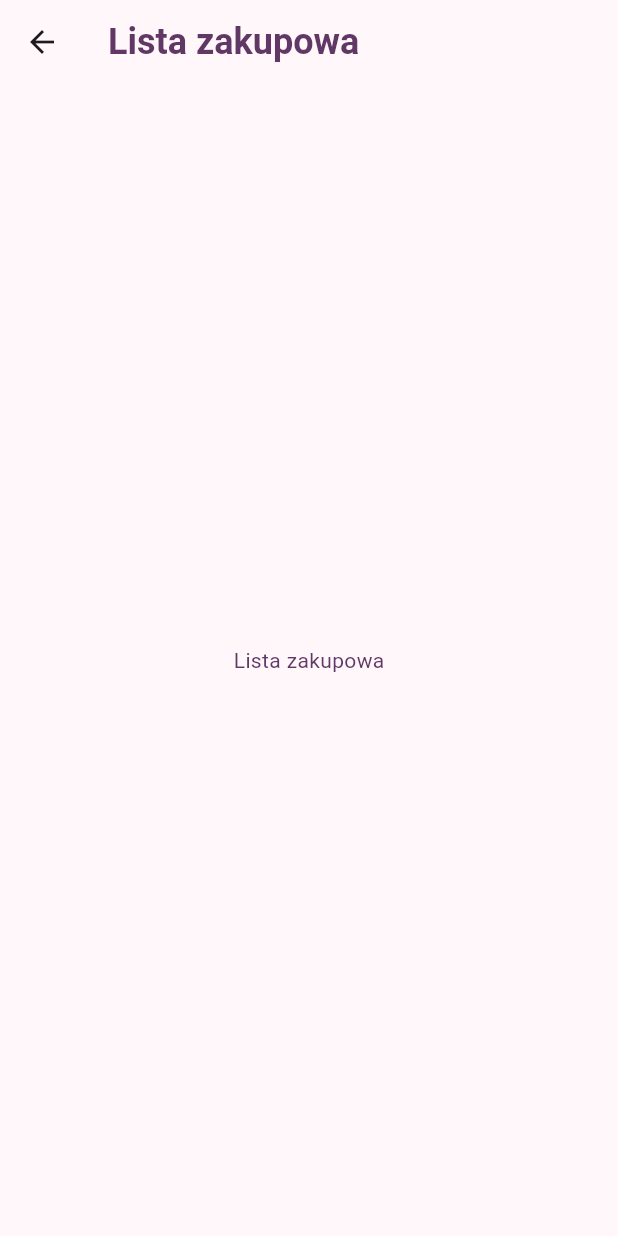
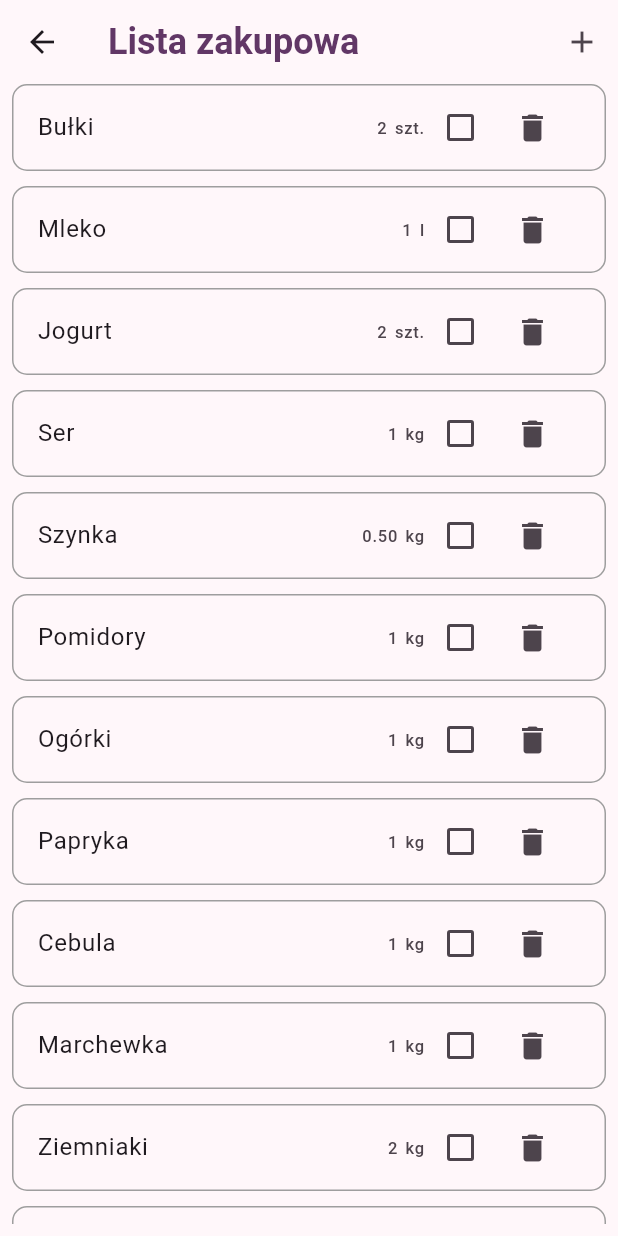
Before and after one commit to JustD1d1t/organizer_rodzinny, a Flutter app: the screen it shows once a user with an empty profile is signed in, after a tap on "Lista zakupów", on a phone screen of 412 x 824 dp. Run offline on Flutter 3.47's test engine with Material 3 defaults, Android fonts, the phone set to English and light mode, and no system bars; our stand-ins replace cloud_firestore, firebase_auth, firebase_core; accounts and stored records are empty.

Commit message:
shopping-list

```diff
--- a/lib/data/dummy_data.dart
+++ b/lib/data/dummy_data.dart
@@ -1,5 +1,6 @@
 import "package:flutter/material.dart";
 import "package:organizer_rodzinny/models/meal.dart";
+import "package:organizer_rodzinny/models/shopping_list_item.dart";
 import 'package:organizer_rodzinny/models/tile.dart';
 
 final availableTiles = [
@@ -360,6 +361,124 @@ final availableMeals = [
   ),
 ];
 
+final exampleShoppingList = [
+  ShoppingListItem(
+    name: "Bułki",
+    quantity: 2,
+    unit: "szt.",
+    checked: false,
+    category: "Pieczywo",
+  ),
+  ShoppingListItem(
+    name: "Mleko",
+    quantity: 1,
+    unit: "l",
+    checked: false,
+    category: "Nabiał",
+  ),
+  ShoppingListItem(
+    name: "Jogurt",
+    quantity: 2,
+    unit: "szt.",
+    checked: false,
+    category: "Nabiał",
+  ),
+  ShoppingListItem(
+    name: "Ser",
+    quantity: 1,
+    unit: "kg",
+    checked: false,
+    category: "Nabiał",
+  ),
+  ShoppingListItem(
+    name: "Szynka",
+    quantity: 0.5,
+    unit: "kg",
+    checked: false,
+    category: "Wędliny",
+  ),
+  ShoppingListItem(
+    name: "Pomidory",
+    quantity: 1,
+    unit: "kg",
+    checked: false,
+    category: "Warzywa",
+  ),
+  ShoppingListItem(
+    name: "Ogórki",
+    quantity: 1,
+    unit: "kg",
+    checked: false,
+    category: "Warzywa",
+  ),
+  ShoppingListItem(
+    name: "Papryka",
+    quantity: 1,
+    unit: "kg",
+    checked: false,
+    category: "Warzywa",
+  ),
+  ShoppingListItem(
+    name: "Cebula",
+    quantity: 1,
+    unit: "kg",
+    checked: false,
+    category: "Warzywa",
+  ),
+  ShoppingListItem(
+    name: "Marchewka",
+    quantity: 1,
+    unit: "kg",
+    checked: false,
+    category: "Warzywa",
+  ),
+  ShoppingListItem(
+    name: "Ziemniaki",
+    quantity: 2,
+    unit: "kg",
+    checked: false,
+    category: "Warzywa",
+  ),
+  ShoppingListItem(
+    name: "Chleb",
+    quantity: 1,
+    unit: "szt.",
+    checked: false,
+    category: "Pieczywo",
+  ),
+  ShoppingListItem(
+    name: "Mąka",
+    quantity: 1,
+    unit: "kg",
+    checked: false,
+    category: "Produkty sypkie",
+  ),
+  ShoppingListItem(
+    name: "Makaron",
+    quantity: 1,
+    unit: "kg",
+    checked: false,
+    category: "Produkty sypkie",
+  ),
+];
+
+final categoryList = [
+  "Pieczywo",
+  "Nabiał",
+  "Wędliny",
+  "Warzywa",
+  "Produkty sypkie",
+  "Przyprawy",
+  "Słodycze",
+  "Napoje",
+  "Alkohol",
+  "Art. higieniczne",
+  "Art. czystości",
+  "Art. dla dzieci",
+  "Art. dla zwierząt",
+  "Inne",
+];
+
 final availableBudget = {
   "budget": 4000.0,
   "spent": 2000.0,
--- /dev/null
+++ b/lib/models/shopping_list_item.dart
@@ -0,0 +1,20 @@
+import "package:uuid/uuid.dart";
+
+const uuid = Uuid();
+
+class ShoppingListItem {
+  ShoppingListItem({
+    required this.name,
+    required this.quantity,
+    required this.unit,
+    required this.checked,
+    this.category,
+  }) : id = uuid.v4();
+
+  final String id;
+  final String name;
+  final double quantity;
+  final String unit;
+  bool checked;
+  final String? category;
+}
--- a/lib/screens/meals/add_meal_screen.dart
+++ b/lib/screens/meals/add_meal_screen.dart
@@ -24,10 +24,6 @@ class _AddMealScreenState extends State<AddMealScreen> {
     }
 
     _formKey.currentState!.save();
-    print(_mealName);
-    print(_mealDescription);
-    print(_mealIngredients);
-    print(_mealSteps);
 
     Navigator.of(context).pop(
       Meal(
--- a/lib/screens/meals/meals_screen.dart
+++ b/lib/screens/meals/meals_screen.dart
@@ -49,7 +49,7 @@ class _MealsScreenState extends State<MealsScreen> {
         builder: (ctx) => const AddMealScreen(),
       ),
     );
-    print(meal);
+
     if (meal.name != null) {
       setState(() {
         meals.add(meal);
--- a/lib/screens/shopping/shopping_screen.dart
+++ /dev/null
@@ -1,17 +0,0 @@
-import "package:flutter/material.dart";
-
-class ShoppingScreen extends StatelessWidget {
-  const ShoppingScreen({super.key});
-
-  @override
-  Widget build(BuildContext context) {
-    return Scaffold(
-      appBar: AppBar(
-        title: const Text("Lista zakupowa"),
-      ),
-      body: const Center(
-        child: Text("Lista zakupowa"),
-      ),
-    );
-  }
-}
--- /dev/null
+++ b/lib/screens/shopping_list/shopping_list_screen.dart
@@ -0,0 +1,84 @@
+import "package:flutter/material.dart";
+import "package:organizer_rodzinny/data/dummy_data.dart";
+import "package:organizer_rodzinny/models/shopping_list_item.dart";
+import "package:organizer_rodzinny/screens/shopping_list/add_shopping_item_screen.dart";
+import "package:organizer_rodzinny/widgets/shopping_list/shopping_list_list.dart";
+
+class ShoppingListScreen extends StatefulWidget {
+  const ShoppingListScreen({super.key});
+
+  @override
+  State<ShoppingListScreen> createState() => _ShoppingListScreenState();
+}
+
+class _ShoppingListScreenState extends State<ShoppingListScreen> {
+  final List<ShoppingListItem> shoppingListItems = exampleShoppingList;
+
+  void openAddShoppingItemScreen(BuildContext context) async {
+    final shoppingListItem = await Navigator.of(context).push(
+      MaterialPageRoute(
+        builder: (ctx) =>
+            const AddShopingItemScreen(appBarTitle: "Dodaj element"),
+      ),
+    );
+
+    if (shoppingListItem != null) {
+      setState(() {
+        shoppingListItems.add(shoppingListItem);
+      });
+    }
+  }
+
+  void changeItemSelection(ShoppingListItem shoppingListItem, bool newValue) {
+    setState(() {
+      shoppingListItem.checked = newValue;
+    });
+  }
+
+  void removeItem(ShoppingListItem shoppingListItem) {
+    setState(() {
+      shoppingListItems.remove(shoppingListItem);
+    });
+  }
+
+  void editItem(ShoppingListItem shoppingListItem) async {
+    final id = shoppingListItem.id;
+    final index = shoppingListItems.indexWhere((element) => element.id == id);
+    final editingShoppingListItem = shoppingListItems[index];
+    final ShoppingListItem editedShoppingListItem =
+        await Navigator.of(context).push(
+      MaterialPageRoute(
+        builder: (ctx) => AddShopingItemScreen(
+          shoppingListItem: editingShoppingListItem,
+          appBarTitle: "Edytuj element",
+        ),
+      ),
+    );
+    setState(() {
+      shoppingListItems[index] = editedShoppingListItem;
+    });
+  }
+
+  @override
+  Widget build(BuildContext context) {
+    return Scaffold(
+      appBar: AppBar(
+        title: const Text("Lista zakupowa"),
+        actions: [
+          IconButton(
+            icon: const Icon(Icons.add),
+            onPressed: () {
+              openAddShoppingItemScreen(context);
+            },
+          ),
+        ],
+      ),
+      body: ShoppingListList(
+        shoppingList: exampleShoppingList,
+        onCheckboxChanged: changeItemSelection,
+        onRemoveItem: removeItem,
+        onEditItem: editItem,
+      ),
+    );
+  }
+}
--- /dev/null
+++ b/lib/widgets/shopping_list/shopping_list_list.dart
@@ -0,0 +1,46 @@
+import "package:flutter/material.dart";
+import "package:organizer_rodzinny/models/shopping_list_item.dart";
+import "package:organizer_rodzinny/widgets/shopping_list/shopping_list_single_item.dart";
+
+class ShoppingListList extends StatelessWidget {
+  const ShoppingListList({
+    super.key,
+    required this.shoppingList,
+    required this.onCheckboxChanged,
+    required this.onRemoveItem,
+    required this.onEditItem,
+  });
+
+  final List<ShoppingListItem> shoppingList;
+  final void Function(ShoppingListItem shoppingListItem, bool value)
+      onCheckboxChanged;
+  final void Function(ShoppingListItem shoppingListItem) onRemoveItem;
+  final void Function(ShoppingListItem shoppingListItem) onEditItem;
+
+  @override
+  Widget build(BuildContext context) {
+    return Padding(
+      padding: const EdgeInsets.only(
+        left: 8.0,
+        right: 8.0,
+        bottom: 8.0,
+      ),
+      child: ListView.separated(
+        itemCount: shoppingList.length,
+        itemBuilder: (context, index) => Dismissible(
+          onDismissed: (direction) => {},
+          key: ValueKey(shoppingList[index].id),
+          child: ShoppingListSingleItem(
+            shoppingListItem: shoppingList[index],
+            onCheckboxChanged: onCheckboxChanged,
+            onRemoveItem: onRemoveItem,
+            onEditItem: onEditItem,
+          ),
+        ),
+        separatorBuilder: (context, index) => const SizedBox(
+          height: 10,
+        ),
+      ),
+    );
+  }
+}
--- /dev/null
+++ b/lib/widgets/shopping_list/shopping_list_single_item.dart
@@ -0,0 +1,67 @@
+import "package:flutter/material.dart";
+import "package:organizer_rodzinny/models/shopping_list_item.dart";
+
+class ShoppingListSingleItem extends StatelessWidget {
+  const ShoppingListSingleItem({
+    super.key,
+    required this.shoppingListItem,
+    required this.onCheckboxChanged,
+    required this.onRemoveItem,
+    required this.onEditItem,
+  });
+
+  final ShoppingListItem shoppingListItem;
+  final Function(ShoppingListItem shoppingListItem, bool value)
+      onCheckboxChanged;
+  final Function(ShoppingListItem shoppingListItem) onRemoveItem;
+  final Function(ShoppingListItem shoppingListItem) onEditItem;
+
+  @override
+  Widget build(BuildContext context) {
+    return Container(
+      decoration: BoxDecoration(
+        border: Border.all(color: Colors.grey),
+        borderRadius: const BorderRadius.all(Radius.circular(10)),
+      ),
+      child: InkWell(
+        onTap: () {
+          onEditItem(shoppingListItem);
+        },
+        child: ListTile(
+          title: Text(shoppingListItem.name),
+          trailing: Row(
+            mainAxisSize: MainAxisSize.min,
+            children: [
+              Text(
+                shoppingListItem.quantity % 1 == 0
+                    ? shoppingListItem.quantity.toInt().toString()
+                    : shoppingListItem.quantity.toStringAsFixed(2),
+              ),
+              const SizedBox(
+                width: 5,
+              ),
+              Text(
+                shoppingListItem.unit,
+              ),
+              Checkbox(
+                value: shoppingListItem.checked,
+                onChanged: (bool? value) {
+                  onCheckboxChanged(
+                    shoppingListItem,
+                    value!,
+                  );
+                },
+              ),
+              IconButton(
+                icon: const Icon(Icons.delete),
+                onPressed: () {
+                  onRemoveItem(shoppingListItem);
+                },
+              ),
+            ],
+          ),
+        ),
+      ),
+    );
+  }
+}
```
Also changed, not shown: lib/screens/main_screen.dart (+3 -4 lines), lib/screens/shopping_list/add_shopping_item_screen.dart (added, +166 -0 lines).
